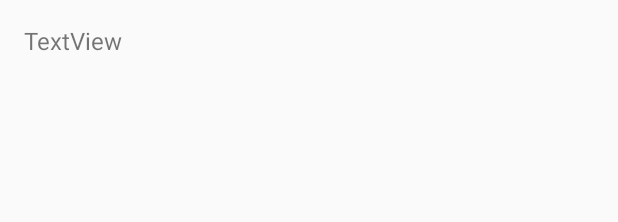
After one commit to nhanquach/SimpleAndroidDictionary, an Android app: the layout itemlistview.xml on its own in the app's theme, with its tools: preview values and no code run, on a phone screen of 412 x 824 dp. The commit adds this screen. Shown: the top 222 px of the screen. Run offline under Robolectric (Android 15) with nearby library versions, the phone set to English and light mode, and no system bars.

Commit message:
Update ListView

```diff
--- /dev/null
+++ b/Dictionary/app/src/main/res/layout/itemlistview.xml
@@ -0,0 +1,13 @@
+<?xml version="1.0" encoding="utf-8"?>
+<LinearLayout xmlns:android="http://schemas.android.com/apk/res/android"
+    android:orientation="vertical" android:layout_width="match_parent"
+    android:layout_height="match_parent">
+
+    <TextView
+        android:text="TextView"
+        android:layout_width="match_parent"
+        android:layout_height="wrap_content"
+        android:id="@+id/word"
+        android:layout_margin="@dimen/activity_horizontal_margin"
+        android:textSize="16sp"/>
+</LinearLayout>
```
Also changed, not shown: Dictionary/app/src/main/java/com/example/hp/dictionary/SearchActivity.java (+28 -0 lines), Dictionary/app/src/main/java/com/example/hp/dictionary/WordListAdapter.java (+6 -8 lines), Dictionary/app/src/main/res/layout/listword.xml (deleted, +0 -9 lines).
